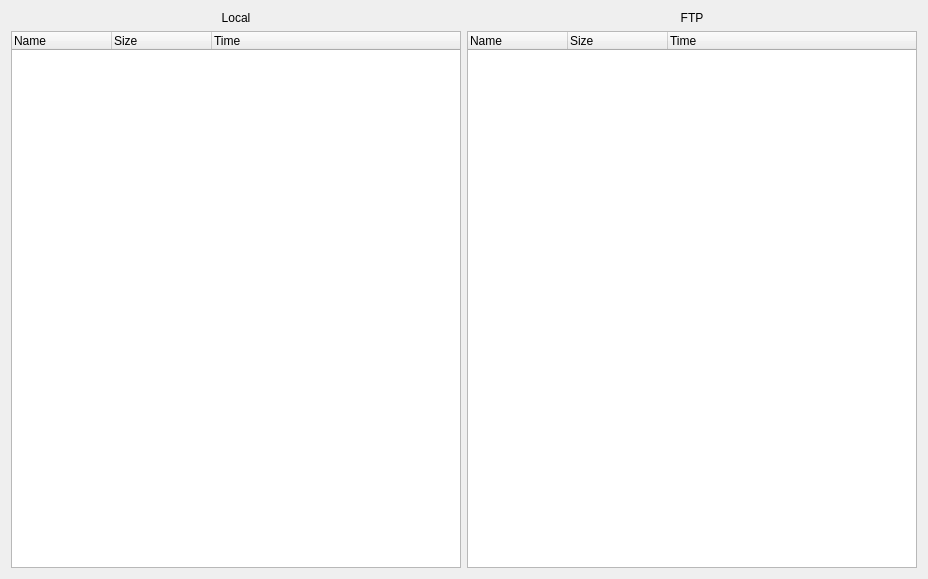
The window that FTPClient/panel.ui (wheder/ftpqt) describes before a commit, drawn with Qt 5.
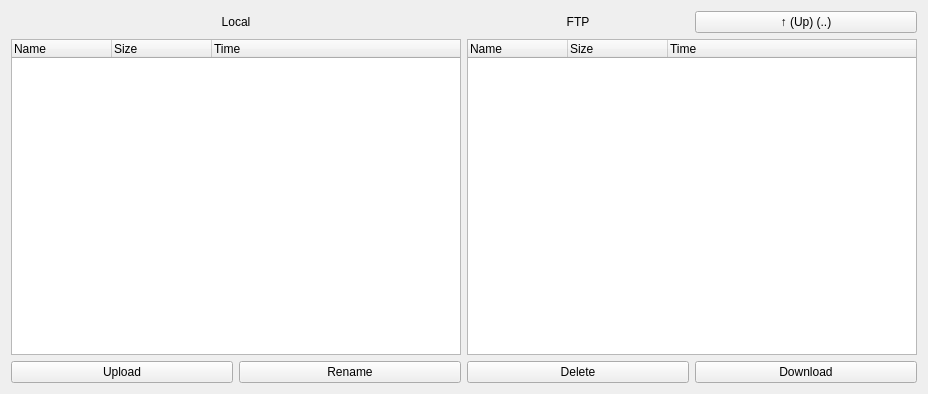
The same window after the commit.

Commit message: listovani local a remote

The edit to the form file:
```diff
--- a/FTPClient/panel.ui
+++ b/FTPClient/panel.ui
@@ -7,14 +7,14 @@
     <x>0</x>
     <y>0</y>
     <width>928</width>
-    <height>579</height>
+    <height>394</height>
    </rect>
   </property>
   <property name="windowTitle">
    <string>Form</string>
   </property>
   <layout class="QGridLayout" name="gridLayout">
-   <item row="1" column="3">
+   <item row="3" column="3" colspan="2">
     <widget class="QTreeWidget" name="treeWidgetFTP">
      <property name="rootIsDecorated">
       <bool>false</bool>
@@ -36,7 +36,7 @@
      </column>
     </widget>
    </item>
-   <item row="1" column="2">
+   <item row="3" column="0" colspan="2">
     <widget class="QTreeWidget" name="treeWidgetLocal">
      <property name="rootIsDecorated">
       <bool>false</bool>
@@ -58,16 +58,6 @@
      </column>
     </widget>
    </item>
-   <item row="0" column="2">
-    <widget class="QLabel" name="label">
-     <property name="text">
-      <string>Local</string>
-     </property>
-     <property name="alignment">
-      <set>Qt::AlignCenter</set>
-     </property>
-    </widget>
-   </item>
    <item row="0" column="3">
     <widget class="QLabel" name="label_2">
      <property name="text">
@@ -78,6 +68,55 @@
      </property>
     </widget>
    </item>
+   <item row="0" column="4">
+    <widget class="QPushButton" name="cdUpFTP">
+     <property name="whatsThis">
+      <string>blbeeeeeeeeeeeeeeeeeeeec
+</string>
+     </property>
+     <property name="text">
+      <string>↑ (Up) (..)</string>
+     </property>
+    </widget>
+   </item>
+   <item row="0" column="0" colspan="2">
+    <widget class="QLabel" name="label">
+     <property name="text">
+      <string>Local</string>
+     </property>
+     <property name="alignment">
+      <set>Qt::AlignCenter</set>
+     </property>
+    </widget>
+   </item>
+   <item row="4" column="0">
+    <widget class="QPushButton" name="uploadButton">
+     <property name="text">
+      <string>Upload</string>
+     </property>
+    </widget>
+   </item>
+   <item row="4" column="1">
+    <widget class="QPushButton" name="renameButton">
+     <property name="text">
+      <string>Rename</string>
+     </property>
+    </widget>
+   </item>
+   <item row="4" column="3">
+    <widget class="QPushButton" name="deleteButton">
+     <property name="text">
+      <string>Delete</string>
+     </property>
+    </widget>
+   </item>
+   <item row="4" column="4">
+    <widget class="QPushButton" name="downloadButton">
+     <property name="text">
+      <string>Download</string>
+     </property>
+    </widget>
+   </item>
   </layout>
  </widget>
  <resources/>
```
The commit also changes 6 other files.
